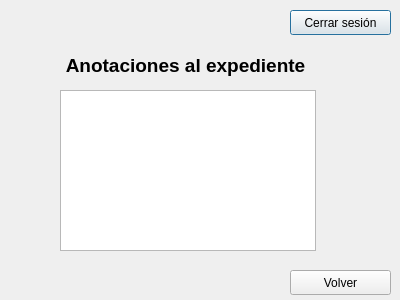
Qt form Interfaz/consult_record.ui (Los-Pollitos/PI-Redes-Sistemas-Operativos) before a commit.
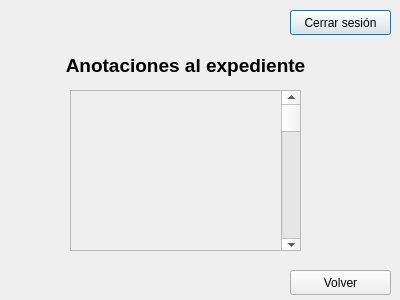
The same form after that commit.

Commit message: cambio en la forma de ver anotaciones al expediente

```diff
--- a/Interfaz/consult_record.ui
+++ b/Interfaz/consult_record.ui
@@ -35,16 +35,6 @@
     <set>Qt::AlignCenter</set>
    </property>
   </widget>
-  <widget class="QListView" name="listView">
-   <property name="geometry">
-    <rect>
-     <x>60</x>
-     <y>90</y>
-     <width>256</width>
-     <height>161</height>
-    </rect>
-   </property>
-  </widget>
   <widget class="QPushButton" name="close_session">
    <property name="geometry">
     <rect>
@@ -71,6 +61,42 @@
     <string>Volver</string>
    </property>
   </widget>
+  <widget class="QScrollArea" name="scrollArea">
+   <property name="geometry">
+    <rect>
+     <x>70</x>
+     <y>90</y>
+     <width>231</width>
+     <height>161</height>
+    </rect>
+   </property>
+   <property name="widgetResizable">
+    <bool>true</bool>
+   </property>
+   <widget class="QWidget" name="scrollAreaWidgetContents">
+    <property name="geometry">
+     <rect>
+      <x>0</x>
+      <y>0</y>
+      <width>229</width>
+      <height>159</height>
+     </rect>
+    </property>
+    <widget class="QScrollBar" name="verticalScrollBar">
+     <property name="geometry">
+      <rect>
+       <x>210</x>
+       <y>0</y>
+       <width>21</width>
+       <height>161</height>
+      </rect>
+     </property>
+     <property name="orientation">
+      <enum>Qt::Vertical</enum>
+     </property>
+    </widget>
+   </widget>
+  </widget>
  </widget>
  <resources/>
  <connections/>
```
